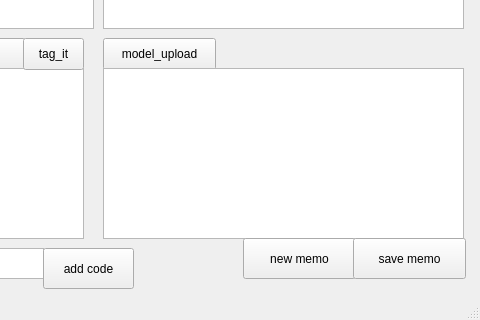
KentG-PhD/QualFlow, file widgets/main_screen.ui: the form before one commit; both pictures show x 107 to 587 and y 261 to 581 of the 587 by 581 pixel window.
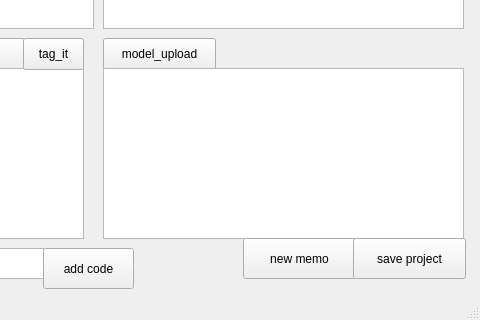
The form after the commit.

The edit to the form file:
```diff
--- a/widgets/main_screen.ui
+++ b/widgets/main_screen.ui
@@ -139,7 +139,7 @@
      </rect>
     </property>
     <property name="text">
-     <string>save memo</string>
+     <string>save project</string>
     </property>
    </widget>
    <widget class="QTextEdit" name="file_viewer">
```
Left out of the diff: 2 changed lines with no effect on the pictures.
